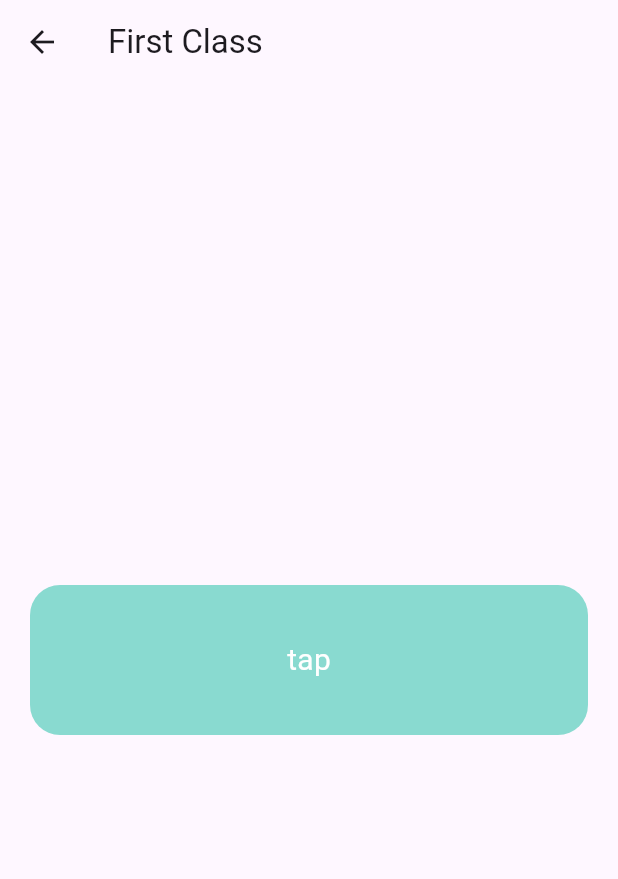
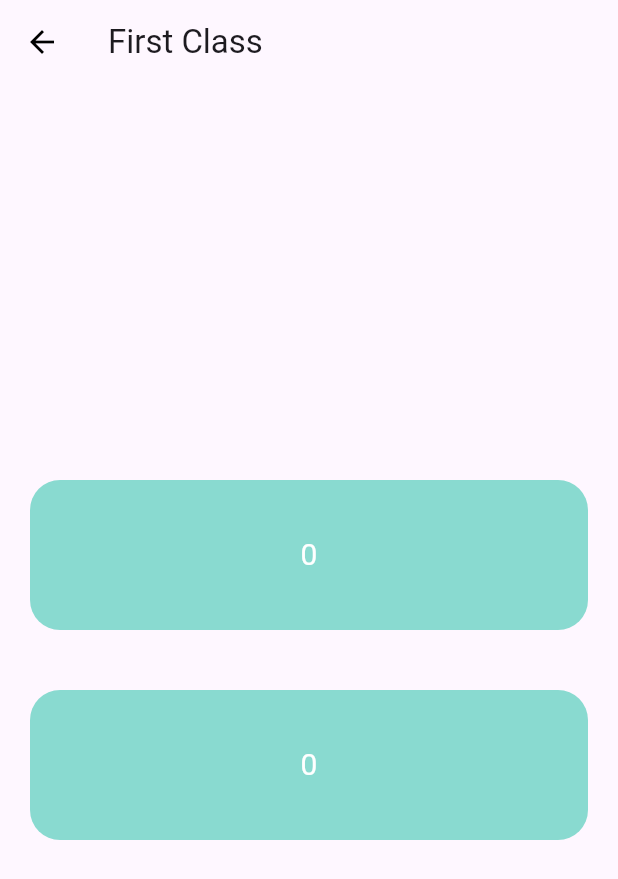
Before and after one commit to LivingstonTardzenyuy/Flutter-Projects, a Flutter app: the FirstPage screen opened directly, on a phone screen of 412 x 824 dp. Shown: the top 879 px of the screen. Run offline on Flutter 3.47's test engine with Material 3 defaults, Android fonts, the phone set to English and light mode, and no system bars; our stand-ins replace cloud_firestore, dropdown_button2, firebase_auth, firebase_core, font_awesome_flutter, get and 2 more; accounts and stored records are empty.

Commit message:
adding another function

```diff
--- a/learning_getx/lib/pages/first_class.dart
+++ b/learning_getx/lib/pages/first_class.dart
@@ -1,16 +1,24 @@
 import 'package:flutter/material.dart';
+import 'package:get/get_core/src/get_main.dart';
+import 'package:get/get_instance/get_instance.dart';
+import 'package:get/get_navigation/get_navigation.dart';
+import 'package:learning_getx/controllers/tap_controller.dart';
 
 class FirstPage extends StatelessWidget {
   const FirstPage({super.key});
 
   @override
   Widget build(BuildContext context) {
+
+    TapController controller = Get.find();
     return Scaffold(
       appBar: AppBar(
         title: Text('First Class'),
         leading: IconButton(
-          onPressed: () {},
-          icon: Icon(Icons.arrow_back),
+          onPressed: () {
+            Get.back();
+          },
+          icon: Icon(Icons.arrow_back, color: Colors.black,),
         ),
       ),
       body: Container(
@@ -27,8 +35,25 @@ class FirstPage extends StatelessWidget {
                   borderRadius: BorderRadius.circular(20),
                   color: Color(0xFF89dad0)
               ),
-              child: Center(child: Text('tap', style: TextStyle(fontSize: 20, color: Colors.white),),),
+              child: Center(child: Text(controller.x.toString(), style: TextStyle(fontSize: 20, color: Colors.white),),),
             ),
+
+            SizedBox(height: 40,),
+            GestureDetector(
+              onTap: () {
+
+              },
+              child: Container(
+                margin: const EdgeInsets.symmetric(horizontal: 20),
+                width: double.maxFinite,
+                height: 100,
+                decoration: BoxDecoration(
+                    borderRadius: BorderRadius.circular(20),
+                    color: Color(0xFF89dad0)
+                ),
+                child: Center(child: Text(controller.x.toString(), style: TextStyle(fontSize: 20, color: Colors.white),),),
+              ),
+            )
           ],
         ),
       )
```
